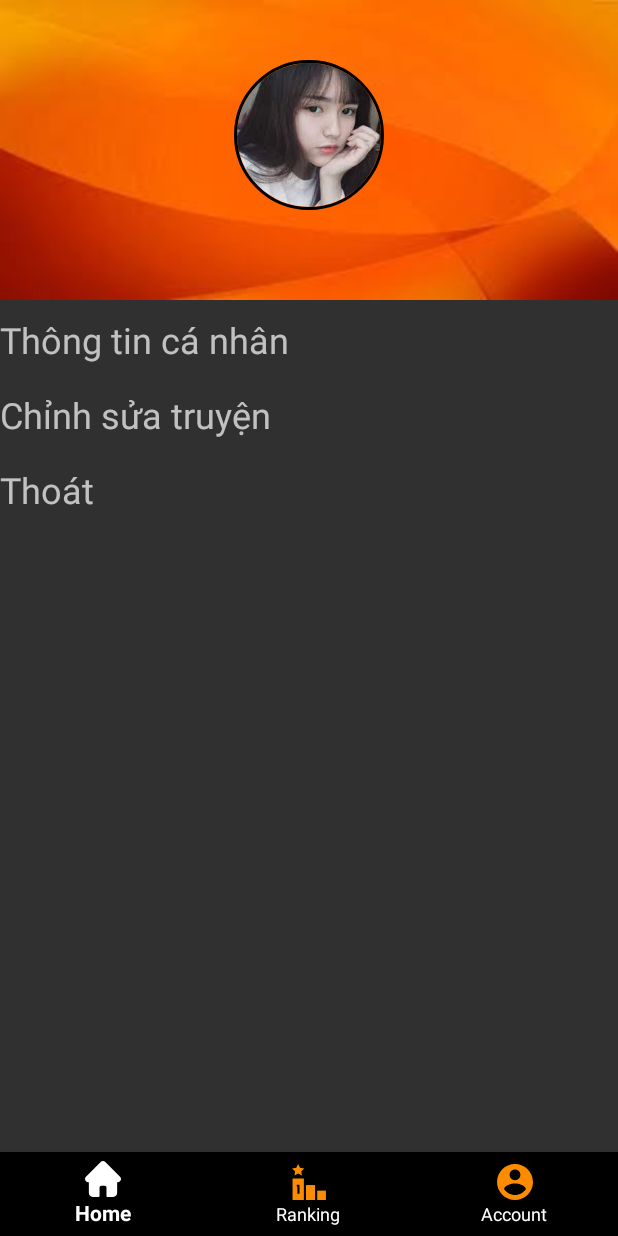
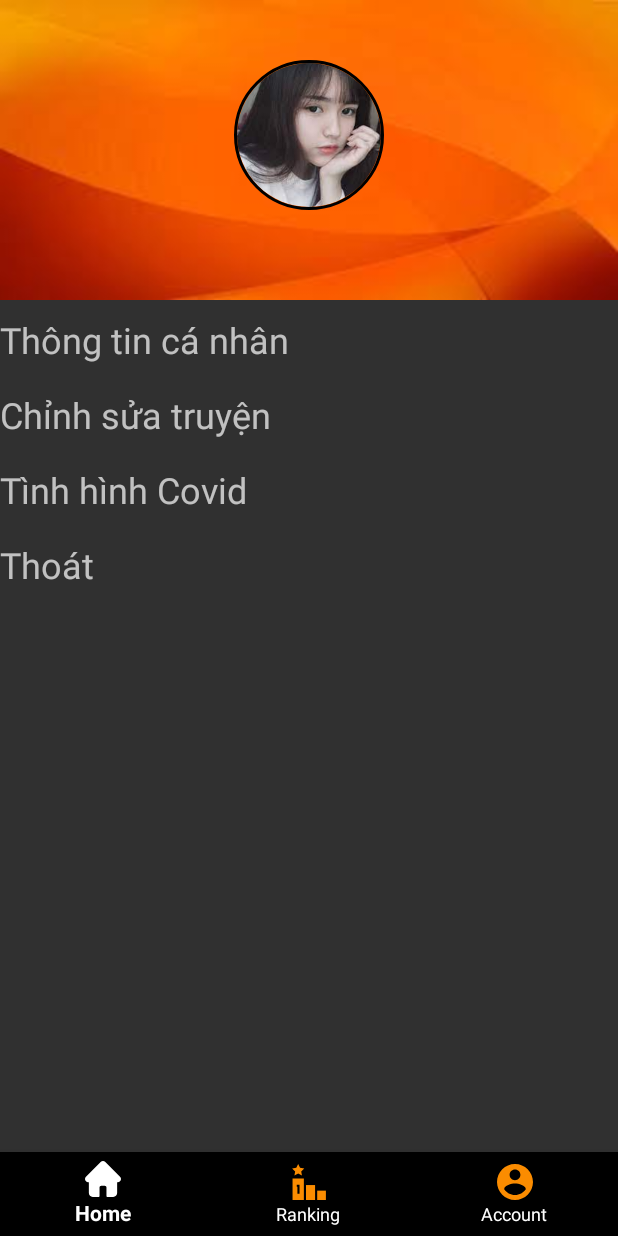
Before and after one commit to demoAndroid/app, an Android app: the fragment AccountFragment placed in its activity, on a phone screen of 412 x 824 dp. Run offline under Robolectric (Android 15) with nearby library versions, the phone set to English and light mode, and no system bars; our stand-ins replace CircleImageView, Picasso, Volley; network calls fail; pictures from the network do not load; 2 statements that could not run were skipped.

Commit message:
sửa accountflagment

```diff
--- a/app/src/main/java/com/example/truyenol/activity/MainDangNhap.java
+++ b/app/src/main/java/com/example/truyenol/activity/MainDangNhap.java
@@ -65,8 +65,10 @@ public class MainDangNhap extends AppCompatActivity {
                         bundle.putString("position",phanquyen);
                         intent.putExtras(bundle);
                         startActivity(intent);
+                        Log.d("Sai thông tin đăng nhập","Thử lại");
                         if (tentaikhoan.equals("") || matkhau.equals("")){
                             Log.e("Thiếu thông tin", "Thất bại");
+
                         }
 
                     }
--- a/app/src/main/java/com/example/truyenol/fragment/AccountFragment.java
+++ b/app/src/main/java/com/example/truyenol/fragment/AccountFragment.java
@@ -15,6 +15,8 @@ import androidx.fragment.app.Fragment;
 
 import com.bumptech.glide.Glide;
 import com.example.truyenol.R;
+import com.example.truyenol.activity.MainCovid;
+import com.example.truyenol.activity.MainDangNhap;
 import com.example.truyenol.activity.ModifyStory.MainActivity;
 
 import org.jetbrains.annotations.NotNull;
@@ -36,6 +38,7 @@ public class AccountFragment extends Fragment {
         Bundle bundle = getArguments();
 
 
+
         if(bundle!=null){
             idUser = bundle.getInt("idUser");
             fullname = bundle.getString("fullname");
@@ -51,6 +54,7 @@ public class AccountFragment extends Fragment {
         roleTxt.setText(position);
 
         TextView userInfo = (TextView) view.findViewById(R.id.userInfo);
+        TextView btncovid = (TextView) view.findViewById(R.id.btncovid);
         TextView editStory = (TextView) view.findViewById(R.id.editStory);
         TextView backTxt = (TextView) view.findViewById(R.id.backTxt);
         if(position.equals("Admin")) editStory.setVisibility(View.VISIBLE);
@@ -62,6 +66,20 @@ public class AccountFragment extends Fragment {
                 startActivity(intent);
             }
         });
+        btncovid.setOnClickListener(new View.OnClickListener() {
+            @Override
+            public void onClick(View v) {
+                Intent i = new Intent(getContext(),MainCovid.class);
+                startActivity(i);
+            }
+        });
+        backTxt.setOnClickListener(new View.OnClickListener() {
+            @Override
+            public void onClick(View v) {
+                Intent a = new Intent(getContext(),MainDangNhap.class);
+                startActivity(a);
+            }
+        });
         return view;
     }
 
--- a/app/src/main/res/layout/account_fragment.xml
+++ b/app/src/main/res/layout/account_fragment.xml
@@ -69,6 +69,12 @@
             android:layout_height="50dp"
             android:text="Chỉnh sửa truyện"
             android:textSize="24sp" />
+        <TextView
+            android:id="@+id/btncovid"
+            android:layout_width="match_parent"
+            android:text="Tình hình Covid"
+            android:textSize="24dp"
+            android:layout_height="50dp" />
 
         <TextView
             android:id="@+id/backTxt"
```
